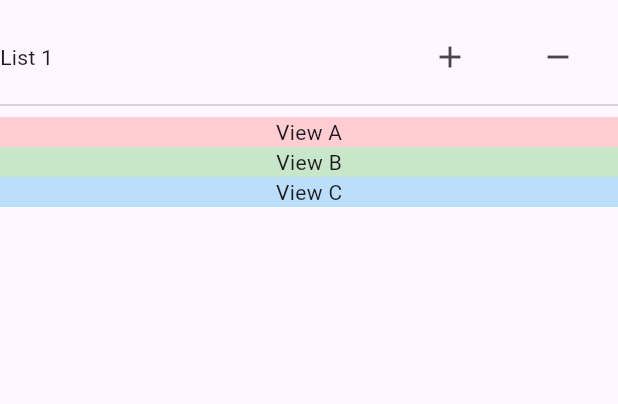
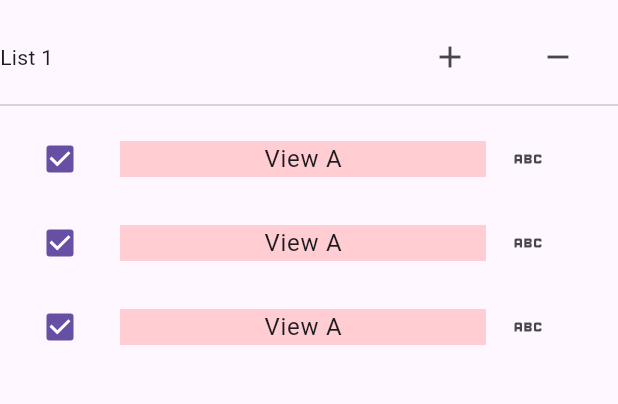
Before and after one commit to r0227n/gtd_journal, a Flutter app: the screen it shows after launch, on a phone screen of 412 x 824 dp, the part 63-467 px from its top. Run offline on Flutter 3.47's test engine with Material 3 defaults, Android fonts, the phone set to English and light mode, and no system bars.

Commit message:
fix: ListItemへListTileを代入するとレンダリングエラーするため、ListView側にListTileを埋め込むように修正

```diff
--- a/lib/main.dart
+++ b/lib/main.dart
@@ -55,26 +55,21 @@
         id: 1,
         title: const Text('List 1'),
         children: [
+          for (final value in [1, 2, 3])
             DragListItem(
-            itemId: 1,
-            child: Container(
+              itemId: value,
+              title: Container(
                 color: Colors.red[100],
                 child: const Center(child: Text('View A')),
               ),
-          ),
-          DragListItem(
-            itemId: 2,
-            child: Container(
-              color: Colors.green[100],
-              child: const Center(child: Text('View B')),
-            ),
-          ),
-          DragListItem(
-            itemId: 3,
-            child: Container(
-              color: Colors.blue[100],
-              child: const Center(child: Text('View C')),
-            ),
+              leading: Checkbox(value: true, onChanged: (value) {}),
+              trailing: const Icon(Icons.abc),
+              onTap: () {
+                showModalSideSheet(
+                  context: context,
+                  builder: (context) => const Center(child: Text('hoge')),
+                );
+              },
             ),
         ],
         actions: [const Icon(Icons.add), const Icon(Icons.remove)]
@@ -107,26 +102,19 @@
                   DragListView(
                     id: 2,
                     children: [
+                      for (final value in [4, 5, 6])
                         DragListItem(
-                        itemId: 4,
-                        child: Container(
-                          color: Colors.red[100],
-                          child: const Center(child: Text('View D')),
+                          itemId: value,
+                          title: Container(
+                            color: Colors.blue[100],
+                            child: const Center(child: Text('View B')),
                           ),
-                      ),
-                      DragListItem(
-                        itemId: 5,
-                        child: Container(
-                          color: Colors.green[100],
-                          child: const Center(child: Text('View E')),
-                        ),
-                      ),
-                      DragListItem(
-                        itemId: 6,
-                        child: Container(
-                          color: Colors.blue[100],
-                          child: const Center(child: Text('View F')),
-                        ),
+                          onTap: () {
+                            showModalSideSheet(
+                              context: context,
+                              builder: (context) => const Center(child: Text('hoge')),
+                            );
+                          },
                         ),
                     ],
                     actions: const [Text('hoge')],
--- a/lib/widgets/drag_list_view.dart
+++ b/lib/widgets/drag_list_view.dart
@@ -15,8 +15,13 @@ class DragListItem {
   const DragListItem({
     this.listId,
     required this.itemId,
-    this.draggingChild,
-    required this.child,
+    this.leading,
+    required this.title,
+    this.subtitle,
+    this.trailing,
+    this.isThreeLine = false,
+    this.onTap,
+    this.onLongPress,
   });
 
   /// The unique identifier for the drag list
@@ -25,23 +30,48 @@ class DragListItem {
   /// The unique identifier for the drag list item
   final int itemId;
 
-  /// The widget to display when the item is being dragged
-  final Widget? draggingChild;
+  final Widget? leading;
 
   /// The main widget to display for the item
-  final Widget child;
+  final Widget title;
+
+  final Widget? subtitle;
+
+  final Widget? trailing;
+
+  final bool isThreeLine;
+
+  /// Called when the user taps this list tile.
+  ///
+  /// Inoperative if [enabled] is false.
+  final GestureTapCallback? onTap;
+
+  /// Called when the user long-presses on this list tile.
+  ///
+  /// Inoperative if [enabled] is false.
+  final GestureLongPressCallback? onLongPress;
 
   DragListItem copyWith({
     int? listId,
     int? itemId,
-    Widget? draggingChild,
-    Widget? child,
+    Widget? leading,
+    Widget? title,
+    Widget? subtitle,
+    Widget? trailing,
+    bool? isThreeLine,
+    GestureTapCallback? onTap,
+    GestureLongPressCallback? onLongPress,
   }) {
     return DragListItem(
       listId: listId ?? this.listId,
       itemId: itemId ?? this.itemId,
-      draggingChild: draggingChild ?? this.draggingChild,
-      child: child ?? this.child,
+      leading: leading ?? this.leading,
+      title: title ?? this.title,
+      subtitle: subtitle ?? this.subtitle,
+      trailing: trailing ?? this.trailing,
+      isThreeLine: isThreeLine ?? this.isThreeLine,
+      onTap: onTap ?? this.onTap,
+      onLongPress: onLongPress ?? this.onLongPress,
     );
   }
 }
@@ -54,7 +84,6 @@ class DragListView extends StatefulWidget {
     this.leading,
     this.title,
     this.actions = const <Widget>[],
-    this.draggingChild,
     required this.onAcceptWithDetails,
   });
 
@@ -73,9 +102,6 @@ class DragListView extends StatefulWidget {
   /// The list of actions to display at the top of the list.
   final List<Widget> actions;
 
-  /// The widget to display as the dragged item.
-  final Widget? draggingChild;
-
   /// Callback function that is called when an item is accepted by a [DragTarget].
   final void Function(DragTargetAcceptWithDetailsValue) onAcceptWithDetails;
 
@@ -86,13 +112,11 @@ class DragListView extends StatefulWidget {
     int? id,
     List<DragListItem>? children,
     Widget? feedback,
-    Widget? draggingChild,
     void Function(DragTargetAcceptWithDetailsValue)? onAcceptWithDetails,
   }) {
     return DragListView(
       id: id ?? this.id,
       children: children ?? this.children,
-      draggingChild: draggingChild ?? this.draggingChild,
       onAcceptWithDetails: onAcceptWithDetails ?? this.onAcceptWithDetails,
     );
   }
@@ -100,6 +124,7 @@ class DragListView extends StatefulWidget {
 
 class _DragListViewState extends State<DragListView> {
   List<DragListItem> children = [];
+
   @override
   void initState() {
     super.initState();
@@ -153,17 +178,28 @@ class _DragListViewState extends State<DragListView> {
             });
           },
           children: children.map((item) {
-            return Draggable<DragListItem>(
+            return ListTile(
               key: ValueKey(item.itemId),
-              data: item,
-              feedback: Material(child: item.child),
-              childWhenDragging: item.draggingChild ??
-                  widget.draggingChild ??
-                  Opacity(
-                    opacity: 0.5,
-                    child: item.child,
-                  ),
-              child: item.child,
+              leading: item.leading,
+              title: Draggable<DragListItem>(
+                data: item,
+                feedback: Material(child: item.title),
+                childWhenDragging: Opacity(
+                  opacity: 0.5,
+                  child: item.title,
+                ),
+                child: item.title,
+              ),
+              subtitle: item.subtitle,
+              trailing: item.trailing != null
+                  ? Padding(
+                      padding: const EdgeInsets.only(right: 24.0),
+                      child: item.trailing,
+                    )
+                  : null,
+              isThreeLine: item.isThreeLine,
+              onTap: item.onTap,
+              onLongPress: item.onLongPress,
             );
           }).toList(),
         );
```
Lines whose indentation alone changed are shown as unchanged.
